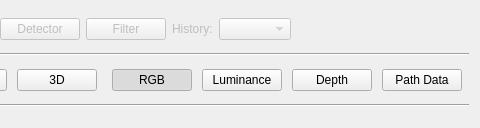
This is emca/view/ui/emca.ui in arpit15/emca as Qt 5 draws it before an edit; both pictures show x 269 to 749 and y 0 to 128 of the 749 by 128 pixel window. The edited form follows.
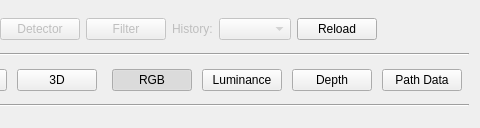
This is the edited form.

Commit message: Hot reload. Maybe need to update the mesh models as well

Diff of the .ui file:
```diff
--- a/emca/view/ui/emca.ui
+++ b/emca/view/ui/emca.ui
@@ -131,6 +131,13 @@
        </property>
       </widget>
      </item>
+     <item>
+      <widget class="QPushButton" name="btnReload">
+       <property name="text">
+        <string>Reload</string>
+       </property>
+      </widget>
+     </item>
      <item>
       <spacer name="spacerLayoutToolbar">
        <property name="orientation">
```
The commit also changes 9 other files.
